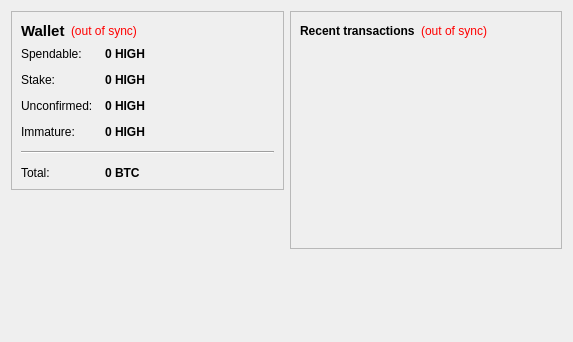
Above: src/qt/forms/overviewpage.ui from Healkiller/Highcoin before the change. Below: the same form after it.
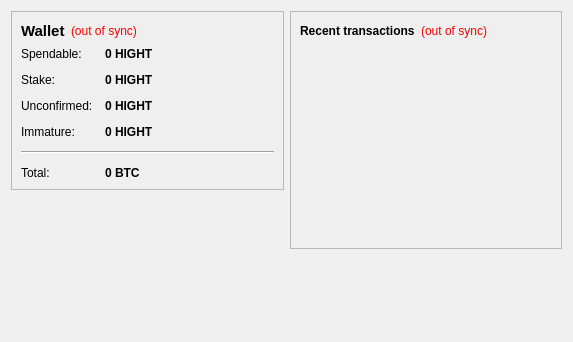
That is the form after the change.

```diff
--- a/src/qt/forms/overviewpage.ui
+++ b/src/qt/forms/overviewpage.ui
@@ -105,7 +105,7 @@
              <string>Your current spendable balance</string>
             </property>
             <property name="text">
-             <string notr="true">0 HIGH</string>
+             <string notr="true">0 HIGHT</string>
             </property>
             <property name="textInteractionFlags">
              <set>Qt::LinksAccessibleByMouse|Qt::TextSelectableByKeyboard|Qt::TextSelectableByMouse</set>
@@ -134,7 +134,7 @@
              <string>Total of coins that was staked, and do not yet count toward the current balance</string>
             </property>
             <property name="text">
-             <string notr="true">0 HIGH</string>
+             <string notr="true">0 HIGHT</string>
             </property>
             <property name="textInteractionFlags">
              <set>Qt::LinksAccessibleByMouse|Qt::TextSelectableByKeyboard|Qt::TextSelectableByMouse</set>
@@ -163,7 +163,7 @@
              <string>Total of transactions that have yet to be confirmed, and do not yet count toward the current balance</string>
             </property>
             <property name="text">
-             <string notr="true">0 HIGH</string>
+             <string notr="true">0 HIGHT</string>
             </property>
             <property name="textInteractionFlags">
              <set>Qt::LinksAccessibleByMouse|Qt::TextSelectableByKeyboard|Qt::TextSelectableByMouse</set>
@@ -189,7 +189,7 @@
              <string>Mined balance that has not yet matured</string>
             </property>
             <property name="text">
-             <string notr="true">0 HIGH</string>
+             <string notr="true">0 HIGHT</string>
             </property>
             <property name="textInteractionFlags">
              <set>Qt::LinksAccessibleByMouse|Qt::TextSelectableByKeyboard|Qt::TextSelectableByMouse</set>
```
Left out of the diff: 4 changed lines with no effect on the pictures.
